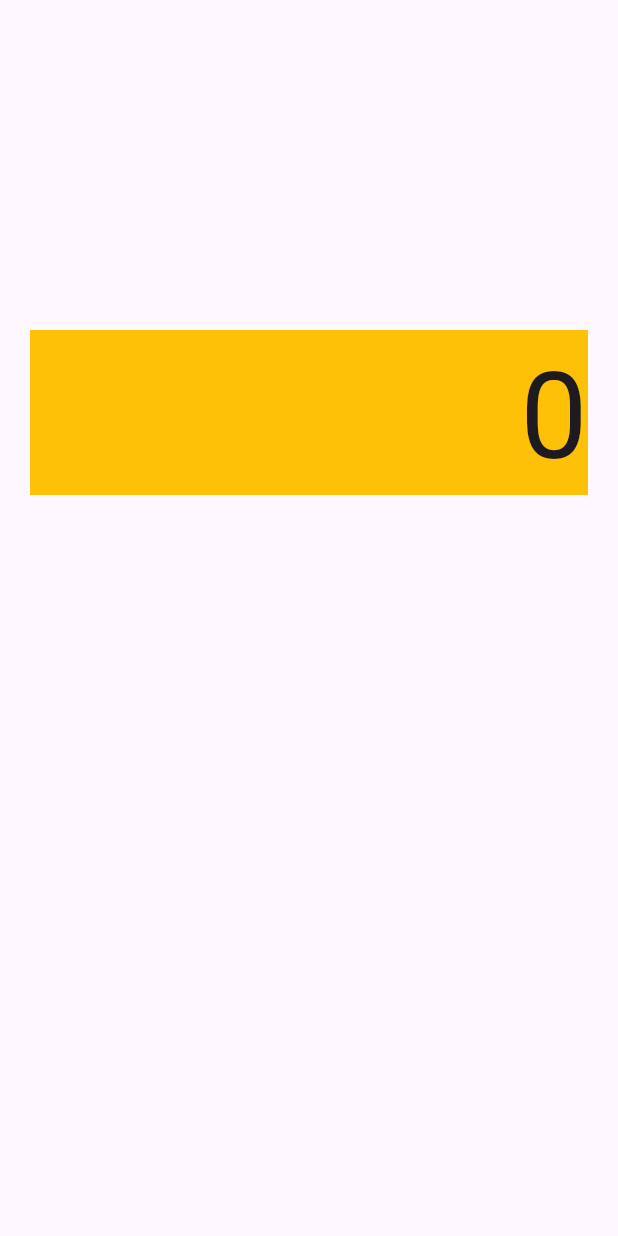
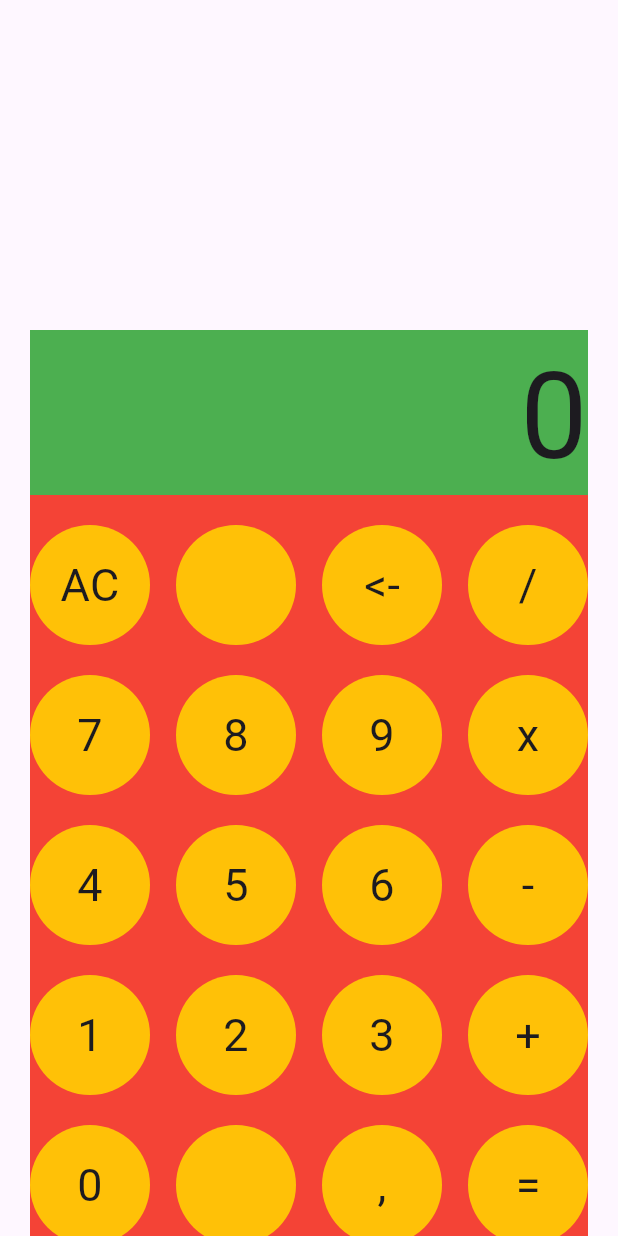
Before and after one commit to thailsonAlmeida/calculadora_flutter, a Flutter app: the screen it shows after launch, on a phone screen of 412 x 824 dp. Run offline on Flutter 3.47's test engine with Material 3 defaults, Android fonts, the phone set to English and light mode, and no system bars.

Commit message:
front keyboard

```diff
--- a/lib/calculator.dart
+++ b/lib/calculator.dart
@@ -1,3 +1,4 @@
+import 'package:calculadora_flutter/keyboard.dart';
 import 'package:calculadora_flutter/screen.dart';
 import 'package:flutter/material.dart';
 
@@ -14,6 +15,7 @@ class Calculator extends StatelessWidget {
             children: <Widget>[
               SizedBox(height: 220),
               Screen(),
+              Keyboard(),
             ],
           ),
         ),
--- /dev/null
+++ b/lib/keyboard.dart
@@ -0,0 +1,69 @@
+import 'package:calculadora_flutter/widgets/button_custom.dart';
+import 'package:flutter/material.dart';
+
+class Keyboard extends StatelessWidget {
+  const Keyboard({super.key});
+
+  @override
+  Widget build(BuildContext context) {
+    return Container(
+      decoration: const BoxDecoration(color: Colors.red),
+      child: const Column(
+        mainAxisAlignment: MainAxisAlignment.spaceBetween,
+        children: [
+          SizedBox(height: 20),
+          Row(
+            mainAxisAlignment: MainAxisAlignment.spaceBetween,
+            children: <Widget>[
+              ButtonCustom(texButtom: 'AC'),
+              ButtonCustom(texButtom: ''),
+              ButtonCustom(texButtom: '<-'),
+              ButtonCustom(texButtom: '/'),
+            ],
+          ),
+          SizedBox(height: 20),
+          Row(
+            mainAxisAlignment: MainAxisAlignment.spaceBetween,
+            children: <Widget>[
+              ButtonCustom(texButtom: '7'),
+              ButtonCustom(texButtom: '8'),
+              ButtonCustom(texButtom: '9'),
+              ButtonCustom(texButtom: 'x'),
+            ],
+          ),
+          SizedBox(height: 20),
+          Row(
+            mainAxisAlignment: MainAxisAlignment.spaceBetween,
+            children: <Widget>[
+              ButtonCustom(texButtom: '4'),
+              ButtonCustom(texButtom: '5'),
+              ButtonCustom(texButtom: '6'),
+              ButtonCustom(texButtom: '-'),
+            ],
+          ),
+          SizedBox(height: 20),
+          Row(
+            mainAxisAlignment: MainAxisAlignment.spaceBetween,
+            children: <Widget>[
+              ButtonCustom(texButtom: '1'),
+              ButtonCustom(texButtom: '2'),
+              ButtonCustom(texButtom: '3'),
+              ButtonCustom(texButtom: '+'),
+            ],
+          ),
+          SizedBox(height: 20),
+          Row(
+            mainAxisAlignment: MainAxisAlignment.spaceBetween,
+            children: <Widget>[
+              ButtonCustom(texButtom: '0'),
+              ButtonCustom(texButtom: ''),
+              ButtonCustom(texButtom: ','),
+              ButtonCustom(texButtom: '='),
+            ],
+          ),
+          SizedBox(height: 20),
+        ],
+      ),
+    );
+  }
+}
--- a/lib/screen.dart
+++ b/lib/screen.dart
@@ -11,14 +11,14 @@ class _ScreenState extends State<Screen> {
   @override
   Widget build(BuildContext context) {
     return Container(
-      child: Text(
+      width: double.infinity,
+      height: 110,
+      decoration: const BoxDecoration(color: Colors.green),
+      child: const Text(
         '0', //deixar texto responsivo no screen
         textAlign: TextAlign.right,
-        style: const TextStyle(fontSize: 80),
+        style: TextStyle(fontSize: 80),
       ),
-      decoration: const BoxDecoration(color: Colors.amber),
-      width: double.infinity,
-      height: 110,
     );
   }
 }
--- /dev/null
+++ b/lib/widgets/button_custom.dart
@@ -0,0 +1,23 @@
+import 'package:flutter/material.dart';
+
+class ButtonCustom extends StatelessWidget {
+  final String texButtom;
+  const ButtonCustom({super.key, required this.texButtom});
+
+  @override
+  Widget build(BuildContext context) {
+    return Container(
+      width: 80,
+      height: 80,
+      decoration: const BoxDecoration(
+          color: Colors.amber,
+          borderRadius: BorderRadius.all(Radius.circular(50))),
+      child: Center(
+        child: Text(
+          texButtom,
+          style: const TextStyle(fontSize: 30),
+        ),
+      ),
+    );
+  }
+}
```
